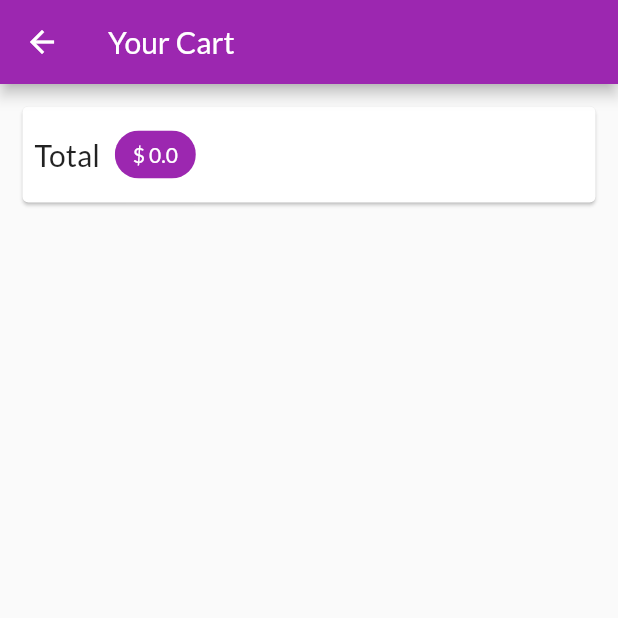
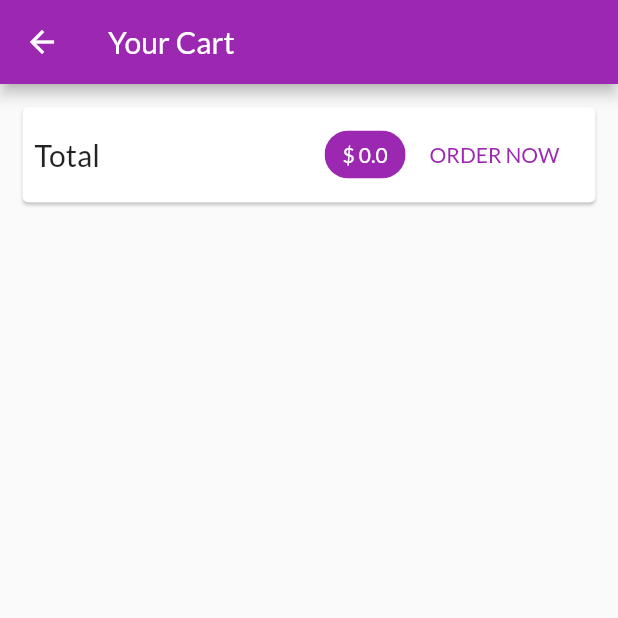
Before and after one commit to ajay1706/ecomm_app, a Flutter app: the CartScreen screen opened by its route, on a phone screen of 412 x 824 dp, the top half of it. Run offline on Flutter 3.47's test engine with Material 2 defaults, Android fonts, the phone set to English and light mode, and no system bars; network calls fail.

Commit message:
adding up cart page

```diff
--- a/lib/screens/cart_screen.dart
+++ b/lib/screens/cart_screen.dart
@@ -22,6 +22,7 @@ static const routeName = '/cart';
             margin: EdgeInsets.all(15),
             child: Padding(padding: EdgeInsets.all(8),
             child: Row(
+              mainAxisAlignment: MainAxisAlignment.spaceBetween,
               children: <Widget>[
                 Text("Total",
                 style: TextStyle(
@@ -29,14 +30,20 @@ static const routeName = '/cart';
 
                 ),)
                 ,
-                SizedBox(width: 10,)
-                ,
+Spacer()                ,
                 Chip(
                   label: Text('\$ ${cart.totalAmount}',style: TextStyle(
-                    color: Colors.white
+                    color: Theme.of(context).primaryTextTheme.title.color
                   ),),
                   backgroundColor: Theme.of(context).primaryColor,
                 ),
+                FlatButton(
+                  child: Text(
+                    "ORDER NOW"
+                  ),
+                  onPressed: (){},
+                  textColor: Theme.of(context).primaryColor,
+                )
               ],
             ),),
           )
--- a/lib/widgets/product_item.dart
+++ b/lib/widgets/product_item.dart
@@ -47,7 +47,8 @@ class ProductItem extends StatelessWidget {
           ),
 
           title: Text(product.title,textAlign: TextAlign.center,),
-          trailing: IconButton(icon: Icon(Icons.shopping_cart),onPressed: () {
+          trailing: IconButton(icon: Icon(Icons.shopping_cart),
+              color: Theme.of(context).accentColor,onPressed: () {
             cart.addItem(product.id, product.price, product.title);
           },),
         ),
```
